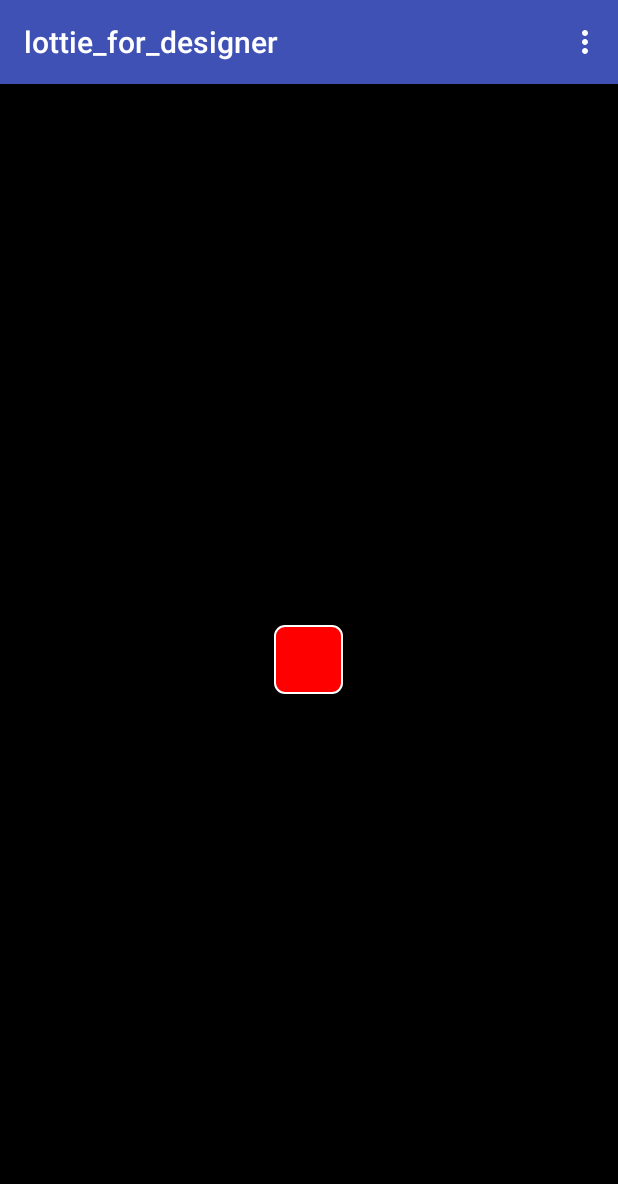
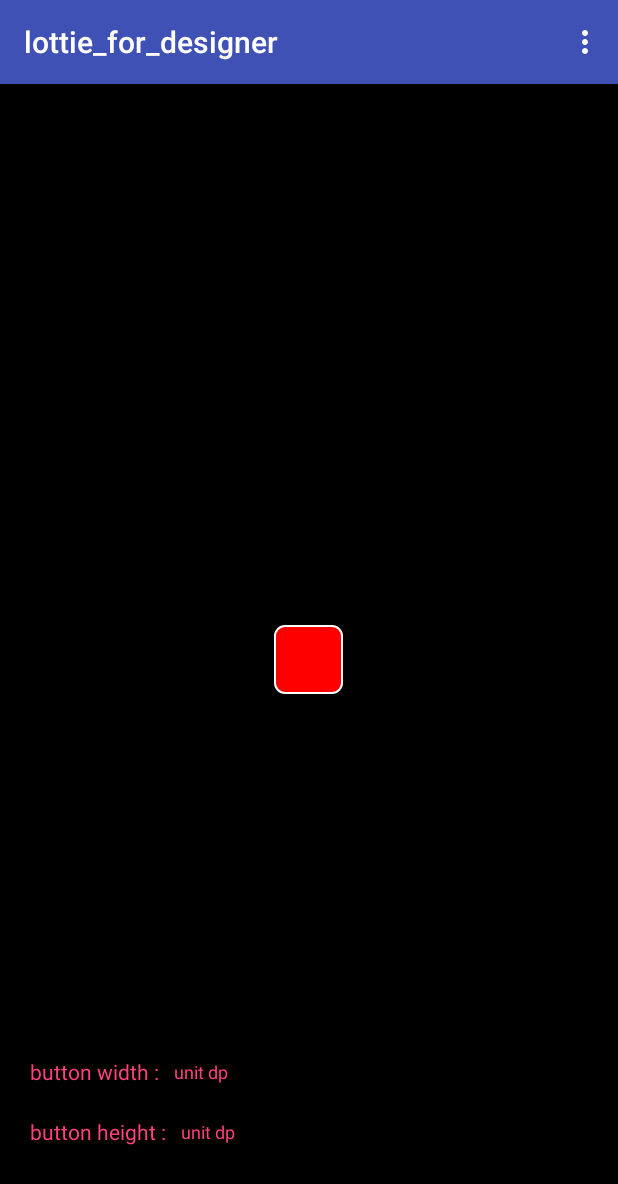
Before and after one commit to jinseongho/lottie_for_designer, an Android app: the screen it shows after launch (MainActivity), in the options menu, after a tap on "button test", on a phone screen of 412 x 824 dp. Shown: the top 1184 px of the screen. Run offline under Robolectric (Android 15) with nearby library versions, the phone set to English and light mode, and no system bars; our stand-ins replace ButterKnife, data binding.

Commit message:
Add button unit xml

```diff
--- a/app/src/main/AndroidManifest.xml
+++ b/app/src/main/AndroidManifest.xml
@@ -1,14 +1,16 @@
 <?xml version="1.0" encoding="utf-8"?>
 <manifest xmlns:android="http://schemas.android.com/apk/res/android"
-    package="me.ingeni.lottie_for_designer" >
+    package="me.ingeni.lottie_for_designer">
 
     <application
         android:allowBackup="true"
         android:icon="@mipmap/ic_launcher"
         android:label="@string/app_name"
         android:supportsRtl="true"
-        android:theme="@style/AppTheme" >
-        <activity android:name=".MainActivity" >
+        android:theme="@style/AppTheme">
+        <activity
+            android:name=".MainActivity"
+            android:screenOrientation="portrait">
             <intent-filter>
                 <action android:name="android.intent.action.MAIN" />
 
--- a/app/src/main/java/me/ingeni/lottie_for_designer/MainActivity.java
+++ b/app/src/main/java/me/ingeni/lottie_for_designer/MainActivity.java
@@ -14,7 +14,7 @@ import android.support.v7.app.AppCompatActivity;
 import android.view.Menu;
 import android.view.MenuItem;
 import android.view.View;
-import android.widget.Button;
+import android.widget.LinearLayout;
 import android.widget.RelativeLayout;
 import android.widget.Toast;
 
@@ -27,6 +27,7 @@ import java.io.InputStream;
 
 import butterknife.BindView;
 import butterknife.ButterKnife;
+import butterknife.OnTextChanged;
 import me.ingeni.lottie_for_designer.databinding.ActivityMainBinding;
 
 public class MainActivity extends AppCompatActivity {
@@ -34,9 +35,13 @@ public class MainActivity extends AppCompatActivity {
     private final int REQUEST_FILE = 1004;
 
     @BindView(R.id.root)
-    RelativeLayout mLlRoot;
+    RelativeLayout mRlRoot;
+    @BindView(R.id.root2)
+    RelativeLayout mRlRoot2;
     @BindView(R.id.animation_view)
     LottieAnimationView mAnimationView;
+    @BindView(R.id.button_control_layout)
+    LinearLayout mLlTestButtonControlLayout;
 
     private ActivityMainBinding mBinding;
 
@@ -64,12 +69,12 @@ public class MainActivity extends AppCompatActivity {
                 return true;
             }
             case R.id.menu_button_test: {
-                onDrawTestButton();
+                onDrawTestButton((int) dpToPx(46), (int) dpToPx(46));
                 return true;
             }
             case R.id.menu_background: {
-                mLlRoot.setSelected(!mLlRoot.isSelected());
-                mLlRoot.setBackground(ContextCompat.getDrawable(this, mLlRoot.isSelected() ? android.R.color.white : android.R.color.black));
+                mRlRoot.setSelected(!mRlRoot.isSelected());
+                mRlRoot.setBackground(ContextCompat.getDrawable(this, mRlRoot.isSelected() ? android.R.color.white : android.R.color.black));
                 return true;
             }
         }
@@ -132,11 +137,22 @@ public class MainActivity extends AppCompatActivity {
         return result;
     }
 
-    private void onDrawTestButton() {
-        mLlRoot.removeAllViews();
+    @OnTextChanged(R.id.test_button_width_edit)
+    public void onButtonWidthTextChagned(CharSequence s) {
+        onDrawTestButton(Integer.valueOf(s.toString()), Integer.valueOf(s.toString()));
+    }
+
+    @OnTextChanged(R.id.test_button_height_edit)
+    public void onButtonHeightTextChagned(CharSequence s) {
+        onDrawTestButton(Integer.valueOf(s.toString()), Integer.valueOf(s.toString()));
+    }
+
+    private void onDrawTestButton(int width, int height) {
+        mRlRoot2.removeAllViews();
+        mLlTestButtonControlLayout.setVisibility(View.VISIBLE);
         RelativeLayout buttonLView = new RelativeLayout(this);
         RelativeLayout.LayoutParams buttonParams =
-                new RelativeLayout.LayoutParams((int) dpToPx(46), (int) dpToPx(46));
+                new RelativeLayout.LayoutParams(width, height);
         buttonParams.addRule(RelativeLayout.CENTER_IN_PARENT, RelativeLayout.TRUE);
         buttonLView.setLayoutParams(buttonParams);
 
@@ -155,8 +171,7 @@ public class MainActivity extends AppCompatActivity {
                 mAnimationView.loop(false);
             }
         });
-
-        mLlRoot.addView(buttonLView);
+        mRlRoot2.addView(buttonLView);
     }
 
     private float dpToPx(float dp) {
--- a/app/src/main/res/layout/activity_main.xml
+++ b/app/src/main/res/layout/activity_main.xml
@@ -15,13 +15,79 @@
         android:layout_height="match_parent"
         android:background="@android:color/black">
 
-        <com.airbnb.lottie.LottieAnimationView
-            android:id="@+id/animation_view"
-            android:layout_width="wrap_content"
+        <RelativeLayout
+            android:id="@+id/root2"
+            android:layout_width="match_parent"
+            android:layout_height="match_parent">
+
+            <com.airbnb.lottie.LottieAnimationView
+                android:id="@+id/animation_view"
+                android:layout_width="wrap_content"
+                android:layout_height="wrap_content"
+                android:layout_centerInParent="true" />
+        </RelativeLayout>
+
+        <LinearLayout
+            android:id="@+id/button_control_layout"
+            android:layout_width="match_parent"
             android:layout_height="wrap_content"
-            android:layout_centerInParent="true" />
+            android:layout_above="@+id/file_name"
+            android:orientation="vertical"
+            android:padding="20dp"
+            android:visibility="gone">
+
+            <LinearLayout
+                android:layout_width="match_parent"
+                android:layout_height="40dp"
+                android:gravity="center_vertical">
+
+                <TextView
+                    android:layout_width="wrap_content"
+                    android:layout_height="wrap_content"
+                    android:text="button width :"
+                    android:textColor="@color/colorAccent" />
+
+                <EditText
+                    android:id="@+id/test_button_width_edit"
+                    android:layout_width="55dp"
+                    android:layout_height="match_parent"
+                    android:hint="unit dp"
+                    android:inputType="numberDecimal"
+                    android:maxLength="3"
+                    android:paddingLeft="10dp"
+                    android:textColor="@color/colorAccent"
+                    android:textColorHint="@color/colorAccent"
+                    android:textSize="12dp" />
+            </LinearLayout>
+
+            <LinearLayout
+                android:layout_width="match_parent"
+                android:layout_height="40dp"
+                android:gravity="center_vertical">
+
+                <TextView
+                    android:layout_width="wrap_content"
+                    android:layout_height="wrap_content"
+                    android:text="button height :"
+                    android:textColor="@color/colorAccent" />
+
+                <EditText
+                    android:id="@+id/test_button_height_edit"
+                    android:layout_width="55dp"
+                    android:layout_height="match_parent"
+                    android:hint="unit dp"
+                    android:inputType="numberDecimal"
+                    android:maxLength="3"
+                    android:paddingLeft="10dp"
+                    android:textColor="@color/colorAccent"
+                    android:textColorHint="@color/colorAccent"
+                    android:textSize="12dp" />
+            </LinearLayout>
+
+        </LinearLayout>
 
         <TextView
+            android:id="@+id/file_name"
             android:layout_width="wrap_content"
             android:layout_height="wrap_content"
             android:layout_alignParentBottom="true"
```
